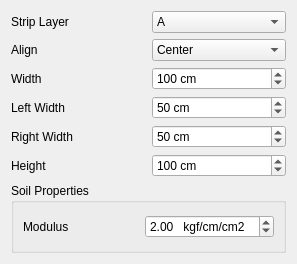
The window that safe/punch/Resources/ui/base_foundation.ui (ebrahimraeyat/OSAFE) describes before a commit, drawn with Qt 5.
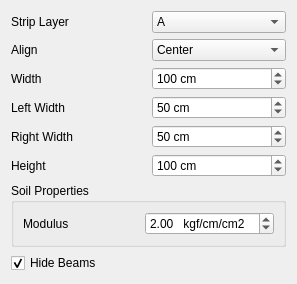
The same window after the commit.

Commit message: adding hide beams option in base foundation

The edit to the form file:
```diff
--- a/safe/punch/Resources/ui/base_foundation.ui
+++ b/safe/punch/Resources/ui/base_foundation.ui
@@ -223,6 +223,16 @@
      </layout>
     </widget>
    </item>
+   <item>
+    <widget class="QCheckBox" name="hide_beams_checkbox">
+     <property name="text">
+      <string>Hide Beams</string>
+     </property>
+     <property name="checked">
+      <bool>true</bool>
+     </property>
+    </widget>
+   </item>
   </layout>
  </widget>
  <resources/>
```
The commit also changes 2 other files.
